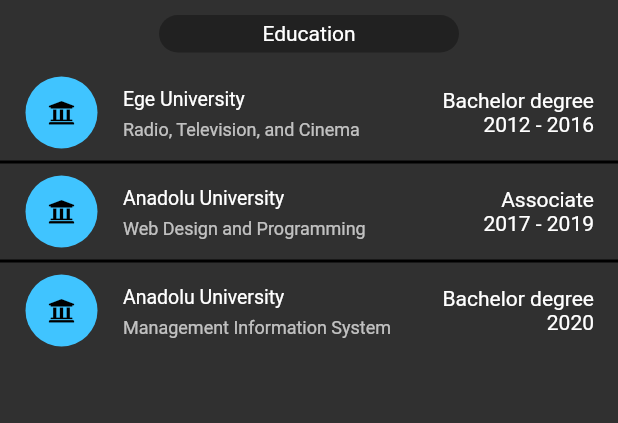
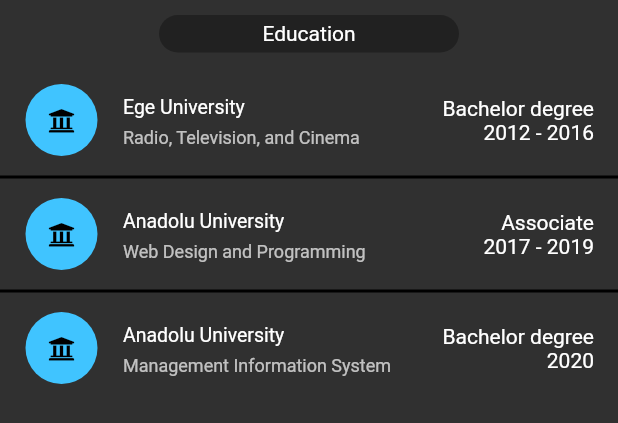
Before and after one commit to mahmuttaskiran/mamudo.com, a Flutter app: the Educations widget shown alone on an empty page, opened directly, on a phone screen of 412 x 824 dp. Shown: the top 423 px of the screen. Run offline on Flutter 3.47's test engine with Material 2 defaults, Android fonts, the phone set to English and light mode, and no system bars; our stand-ins replace animated_text_kit, font_awesome_flutter.

Commit message:
smaller spaces

```diff
--- a/lib/widgets/educations.dart
+++ b/lib/widgets/educations.dart
@@ -19,15 +19,26 @@ class Educations extends StatelessWidget {
           for (var i = 0; i < tEducations.length; i++)
             Column(
               children: <Widget>[
-                ListTile(
+                Padding(
+                  padding: const EdgeInsets.symmetric(vertical: 5),
+                  child: ListTile(
                     dense: true,
                     title: Text(tEducations[i].university!.get(context)),
                     subtitle: Text(tEducations[i].department!.get(context)),
-                  trailing: Text(tEducations[i].degree!.get(context)  + "\n" + getTime(tEducations[i]), textAlign: TextAlign.end,),
+                    trailing: Text(
+                      tEducations[i].degree!.get(context) +
+                          "\n" +
+                          getTime(tEducations[i]),
+                      textAlign: TextAlign.end,
+                    ),
                     leading: CircleAvatar(
                       radius: 25,
                       backgroundColor: Theme.of(context).accentColor,
-                    child: Icon(FontAwesomeIcons.university, size: 18,),
+                      child: Icon(
+                        FontAwesomeIcons.university,
+                        size: 18,
+                      ),
+                    ),
                   ),
                 ),
                 if (tEducations.length - 1 != i) BlackDivider(),
--- a/lib/widgets/experiences.dart
+++ b/lib/widgets/experiences.dart
@@ -145,7 +145,7 @@ class _ExperienceWidgetState extends State<ExperienceWidget> {
       crossAxisAlignment: WrapCrossAlignment.end,
       runAlignment: WrapAlignment.end,
       spacing: 5,
-      runSpacing: 10,
+      runSpacing: 5,
       children: <Widget>[
         Chip(
           label: Text(
```
Also changed, not shown: 3 other files. Lines whose indentation alone changed are shown as unchanged.
